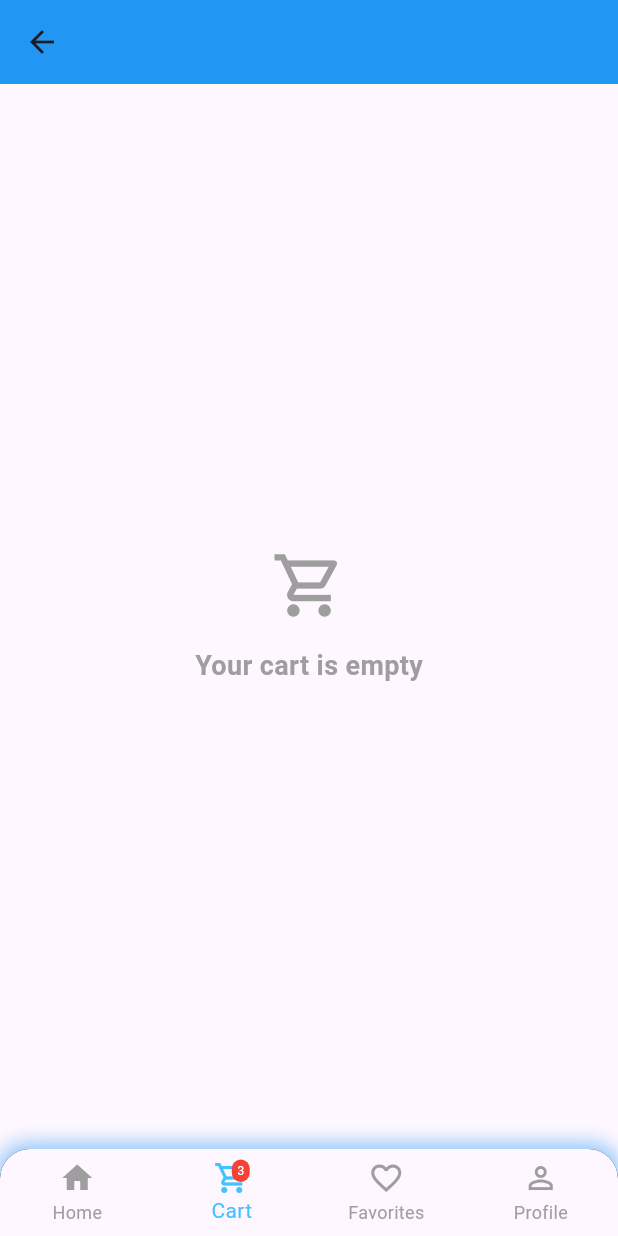
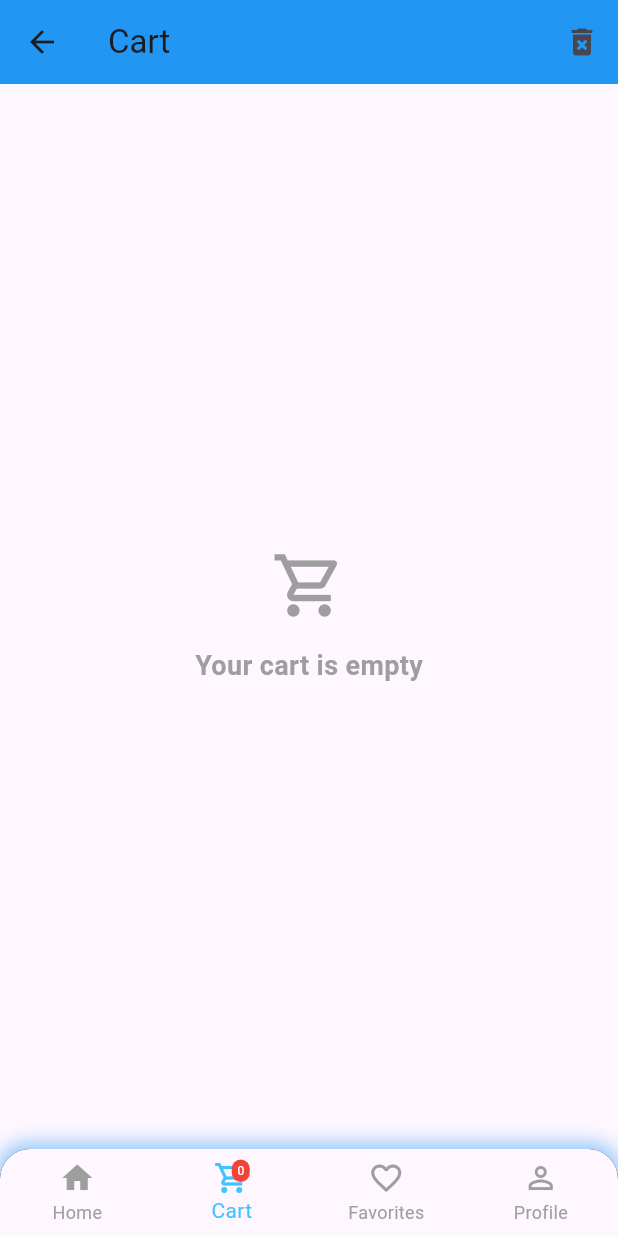
Before and after one commit to Iced-Latte23/shopping_app, a Flutter app: the HomeView screen opened by its route, item 2 of the bottom bar chosen, on a phone screen of 412 x 824 dp. Run offline on Flutter 3.47's test engine with Material 3 defaults, Android fonts, the phone set to English and light mode, and no system bars; our stand-ins replace get, sqflite, supabase_flutter; accounts and stored records are empty; network calls fail.

Commit message:
8th commit

```diff
--- a/lib/app/modules/cart/views/cart_view.dart
+++ b/lib/app/modules/cart/views/cart_view.dart
@@ -10,6 +10,15 @@ class CartView extends StatelessWidget {
     return Scaffold(
       appBar: AppBar(
         backgroundColor: Colors.blue,
+        title: Text("Cart"),
+        actions: [
+          IconButton(
+            icon: Icon(Icons.delete_forever),
+            onPressed: () {
+              cartController.clearCart();
+            },
+          ),
+        ],
       ),
       body: Obx(() {
         if (cartController.cartItems.isEmpty) {
@@ -17,14 +26,12 @@ class CartView extends StatelessWidget {
             child: Column(
               mainAxisAlignment: MainAxisAlignment.center,
               children: [
-                Icon(Icons.shopping_cart_outlined,
-                    size: 50, color: Colors.grey),
+                Icon(Icons.shopping_cart_outlined, size: 50, color: Colors.grey),
                 const SizedBox(height: 16),
-                Text("Your cart is empty",
-                    style: TextStyle(
-                        fontSize: 18,
-                        fontWeight: FontWeight.bold,
-                        color: Colors.grey)),
+                Text(
+                  "Your cart is empty",
+                  style: TextStyle(fontSize: 18, fontWeight: FontWeight.bold, color: Colors.grey),
+                ),
               ],
             ),
           );
@@ -39,10 +46,8 @@ class CartView extends StatelessWidget {
                   var item = cartController.cartItems[index];
                   return Dismissible(
                     key: Key('${item.userId}-${item.productId}'),
-                    // Composite key as unique identifier
                     direction: DismissDirection.endToStart,
-                    onDismissed: (_) =>
-                        cartController.removeFromCart(item.productId),
+                    onDismissed: (_) => cartController.removeFromCart(item.productId),
                     background: Container(
                       color: Colors.red,
                       alignment: Alignment.centerRight,
@@ -68,33 +73,31 @@ class CartView extends StatelessWidget {
                               fit: BoxFit.cover,
                               errorBuilder: (context, error, stackTrace) {
                                 return Center(
-                                    child: Icon(
-                                        Icons.image_not_supported_outlined,
-                                        size: 30,
-                                        color: Colors.red));
+                                  child: Icon(Icons.image_not_supported_outlined, size: 30, color: Colors.red),
+                                );
                               },
                             ),
                           ),
                         ),
-                        title: Text(item.title,
+                        title: Text(
+                          item.title,
                           maxLines: 1,
                           overflow: TextOverflow.ellipsis,
-                            style: TextStyle(
-                                fontSize: 14, fontWeight: FontWeight.bold)),
+                          style: TextStyle(fontSize: 14, fontWeight: FontWeight.bold),
+                        ),
                         subtitle: Obx(() {
                           return Text(
-                              '\$${item.price.toStringAsFixed(2)} x ${item.qty.value}');
+                            '\$${item.price.toStringAsFixed(2)} x ${item.qty.value})',
+                          );
                         }),
                         trailing: Row(
                           mainAxisSize: MainAxisSize.min,
                           children: [
                             IconButton(
-                              icon: Icon(Icons.remove_circle_outline,
-                                  color: Colors.red),
+                              icon: Icon(Icons.remove_circle_outline, color: Colors.red),
                               onPressed: () {
                                 if (item.qty.value > 1) {
-                                  cartController.updateCartItemQuantity(
-                                      item.productId, item.qty.value - 1);
+                                  cartController.updateCartItemQuantity(item.productId, item.qty.value - 1);
                                 } else {
                                   cartController.removeFromCart(item.productId);
                                 }
@@ -107,12 +110,10 @@ class CartView extends StatelessWidget {
                               );
                             }),
                             IconButton(
-                              icon: Icon(Icons.add_circle_outline,
-                                  color: Colors.green),
+                              icon: Icon(Icons.add_circle_outline, color: Colors.green),
                               onPressed: () {
-                                cartController.updateCartItemQuantity(
-                                    item.productId, item.qty.value + 1);
-                              },
+                                cartController.updateCartItemQuantity(item.productId, item.qty.value + 1);
+                              }
                             ),
                           ],
                         ),
@@ -127,16 +128,15 @@ class CartView extends StatelessWidget {
               child: Row(
                 mainAxisAlignment: MainAxisAlignment.spaceBetween,
                 children: [
-                  Text("Total:",
-                      style:
-                          TextStyle(fontSize: 18, fontWeight: FontWeight.bold)),
+                  Text(
+                    "Total:",
+                    style: TextStyle(fontSize: 18, fontWeight: FontWeight.bold),
+                  ),
                   Obx(() {
                     return Text(
                       '\$${cartController.totalPrice.toStringAsFixed(2)}',
-                        style: TextStyle(
-                            fontSize: 18,
-                            fontWeight: FontWeight.bold,
-                            color: Colors.green));
+                      style: TextStyle(fontSize: 18, fontWeight: FontWeight.bold, color: Colors.green),
+                    );
                   }),
                 ],
               ),
@@ -151,16 +151,14 @@ class CartView extends StatelessWidget {
                   backgroundColor: Colors.blue,
                   foregroundColor: Colors.white,
                   elevation: 3,
-                  shape: RoundedRectangleBorder(
-                      borderRadius: BorderRadius.circular(20)),
+                  shape: RoundedRectangleBorder(borderRadius: BorderRadius.circular(20)),
                   padding: const EdgeInsets.symmetric(vertical: 12),
                   minimumSize: Size(double.infinity, 50),
                 ),
-                child: Text("CHECKOUT",
-                    style: TextStyle(
-                        fontSize: 18,
-                        fontWeight: FontWeight.bold,
-                        letterSpacing: 1.2)),
+                child: Text(
+                  "CHECKOUT",
+                  style: TextStyle(fontSize: 18, fontWeight: FontWeight.bold, letterSpacing: 1.2),
+                ),
               ),
             ),
           ],
@@ -172,6 +170,7 @@ class CartView extends StatelessWidget {
 }
 
 class _StyledBottomNavigationBar extends StatelessWidget {
+  final CartController cartController = Get.put(CartController());
   @override
   Widget build(BuildContext context) {
     return Container(
@@ -233,7 +232,9 @@ class _StyledBottomNavigationBar extends StatelessWidget {
                   Positioned(
                     right: 0,
                     top: 0,
-                    child: Container(
+                    child: Obx(() {
+                      final cartItemCount = cartController.cartItems.fold<int>(0, (sum, item) => sum + item.qty.value);
+                      return Container(
                         padding: const EdgeInsets.all(2),
                         decoration: BoxDecoration(
                           color: Colors.red,
@@ -244,14 +245,15 @@ class _StyledBottomNavigationBar extends StatelessWidget {
                           minHeight: 12,
                         ),
                         child: Text(
-                        '3',
+                          cartItemCount.toString(),
                           style: TextStyle(
                             color: Colors.white,
                             fontSize: 8,
                           ),
                           textAlign: TextAlign.center,
                         ),
-                    ),
+                      );
+                    }),
                   ),
                 ],
               ),
--- a/lib/app/modules/home/views/home_view.dart
+++ b/lib/app/modules/home/views/home_view.dart
@@ -2,6 +2,7 @@ import 'package:flutter/material.dart';
 import 'package:get/get.dart';
 import 'package:supabase_flutter/supabase_flutter.dart';
 import '../../../routes/app_pages.dart';
+import '../../../widgets/bottom_nav_bar.dart';
 import '../controllers/home_controller.dart';
 import 'package:final_project/app/data/controller/product_controller.dart';
 
@@ -189,109 +190,7 @@ class HomeView extends GetView<HomeController> {
           }),
         ],
       ),
-      bottomNavigationBar: _StyledBottomNavigationBar(),
-    );
-  }
-}
-
-// Styled BottomNavigationBar with Gradient and Badges
-class _StyledBottomNavigationBar extends StatelessWidget {
-  @override
-  Widget build(BuildContext context) {
-    return Container(
-      decoration: BoxDecoration(
-        color: Colors.black,
-        borderRadius: const BorderRadius.only(
-          topLeft: Radius.circular(20),
-          topRight: Radius.circular(20),
-        ),
-        boxShadow: [
-          BoxShadow(
-            color: Colors.blue.withOpacity(0.5),
-            spreadRadius: 2,
-            blurRadius: 10,
-            offset: Offset(0, -2),
-          ),
-        ],
-      ),
-      child: ClipRRect(
-        borderRadius: const BorderRadius.only(
-          topLeft: Radius.circular(20),
-          topRight: Radius.circular(20),
-        ),
-        child: BottomNavigationBar(
-          currentIndex: 0,
-          onTap: (index) {
-            switch (index) {
-              case 0:
-                Get.offNamed('/home');
-                break;
-              case 1:
-                Get.offNamed('/cart');
-                break;
-              case 2:
-                Get.offNamed('/favorite');
-                break;
-              case 3:
-                print('profile');
-                break;
-            }
-          },
-          type: BottomNavigationBarType.fixed,
-          elevation: 0,
-          selectedItemColor: Colors.lightBlueAccent,
-          unselectedItemColor: Colors.grey,
-          selectedFontSize: 14,
-          unselectedFontSize: 12,
-          showSelectedLabels: true,
-          showUnselectedLabels: true,
-          items: [
-            BottomNavigationBarItem(
-              icon: Icon(Icons.home),
-              label: "Home",
-            ),
-            BottomNavigationBarItem(
-              icon: Stack(
-                children: [
-                  Icon(Icons.shopping_cart_outlined),
-                  Positioned(
-                    right: 0,
-                    top: 0,
-                    child: Container(
-                      padding: const EdgeInsets.all(2),
-                      decoration: BoxDecoration(
-                        color: Colors.red,
-                        borderRadius: BorderRadius.circular(6),
-                      ),
-                      constraints: BoxConstraints(
-                        minWidth: 12,
-                        minHeight: 12,
-                      ),
-                      child: Text(
-                        '3',
-                        style: TextStyle(
-                          color: Colors.white,
-                          fontSize: 8,
-                        ),
-                        textAlign: TextAlign.center,
-                      ),
-                    ),
-                  ),
-                ],
-              ),
-              label: "Cart",
-            ),
-            BottomNavigationBarItem(
-              icon: Icon(Icons.favorite_border),
-              label: "Favorites",
-            ),
-            BottomNavigationBarItem(
-              icon: Icon(Icons.person_outline),
-              label: "Profile",
-            ),
-          ],
-        ),
-      ),
+      bottomNavigationBar: StyledBottomNavigationBar(),
     );
   }
 }
```
Also changed, not shown: lib/app/modules/cart/controllers/cart_controller.dart (+19 -1 lines), lib/app/modules/product_detail/views/product_detail_view.dart (+45 -1 lines), lib/app/widgets/bottom_nav_bar.dart (added, +109 -0 lines). Lines whose indentation alone changed are shown as unchanged.
